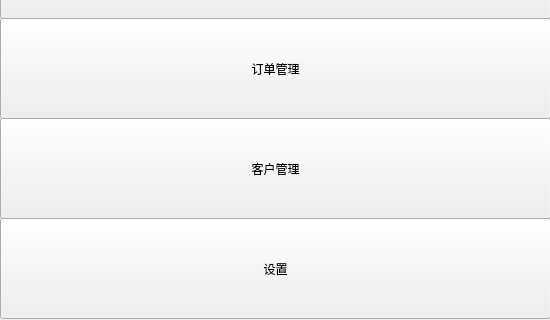
Above: ui/main.ui from LunziQwQ/kylin_dealer before the change; both pictures show x 0 to 550 and y 182 to 502 of the 550 by 502 pixel window. Below: the same form after it.
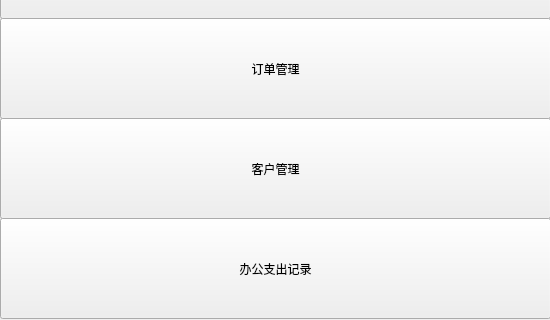
That is the form after the change.

The edit to the form file:
```diff
--- a/ui/main.ui
+++ b/ui/main.ui
@@ -95,7 +95,7 @@
      </rect>
     </property>
     <property name="text">
-     <string>设置</string>
+     <string>办公支出记录</string>
     </property>
    </widget>
   </widget>
```
Left out of the diff: 2 changed lines with no effect on the pictures.
